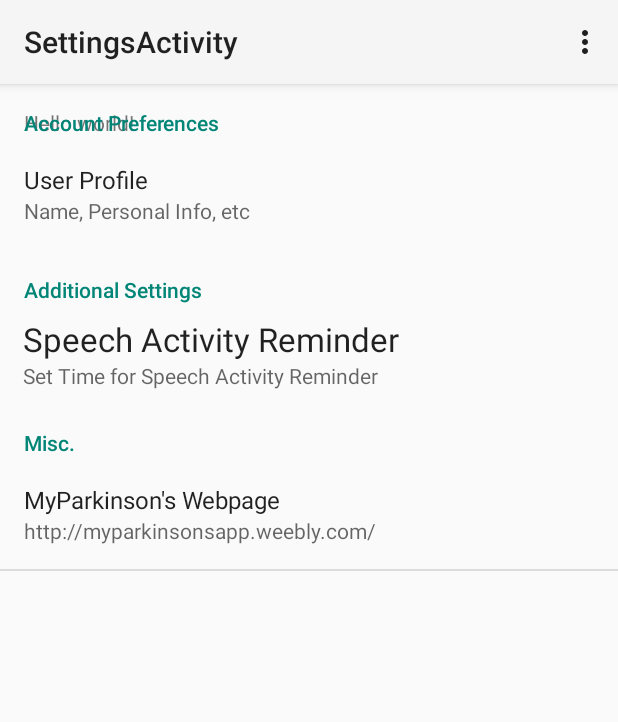
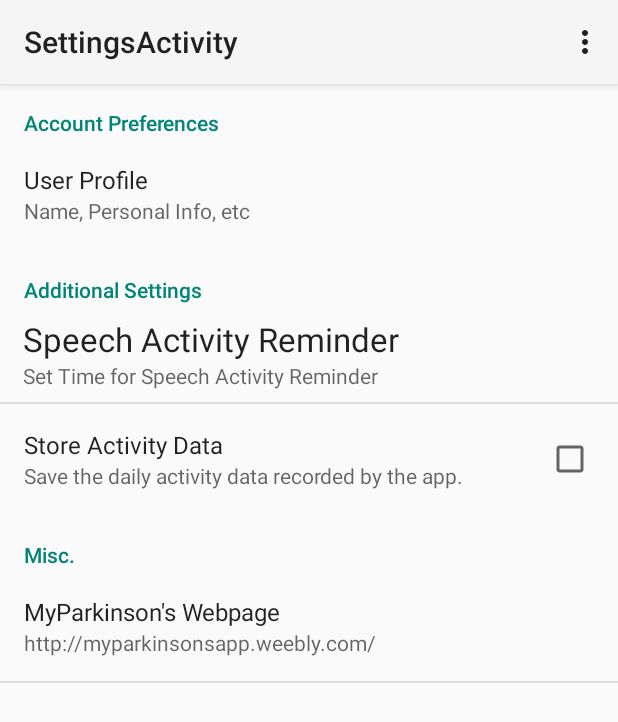
Before and after one commit to MJAlperin23/CS-65-App, an Android app: the SettingsActivity screen opened directly, with no data from a screen before it, after a tap on "User Profile", on a phone screen of 412 x 824 dp. Shown: the top 722 px of the screen. Run offline under Robolectric (Android 15) with nearby library versions, the phone set to English and light mode, and no system bars.

Commit message:
minor updates to settings activity

```diff
--- a/MyParkinsons/app/src/main/java/edu/dartmouth/cs/myparkinsons/SettingsActivity.java
+++ b/MyParkinsons/app/src/main/java/edu/dartmouth/cs/myparkinsons/SettingsActivity.java
@@ -1,10 +1,17 @@
 package edu.dartmouth.cs.myparkinsons;
 
 import android.app.Activity;
+import android.app.AlertDialog;
+import android.app.Dialog;
+import android.app.DialogFragment;
 import android.app.Fragment;
 import android.app.TimePickerDialog;
+import android.content.DialogInterface;
 import android.os.Bundle;
+import android.preference.Preference;
 import android.preference.PreferenceFragment;
+import android.preference.PreferenceScreen;
+import android.util.Log;
 import android.view.LayoutInflater;
 import android.view.Menu;
 import android.view.MenuItem;
@@ -21,6 +28,8 @@ public class SettingsActivity extends Activity {
         setContentView(R.layout.activity_settings);
         getFragmentManager().beginTransaction().replace(android.R.id.content,
                 new PrefsFragment()).commit();
+
+
     }
 
     public static class PrefsFragment extends PreferenceFragment {
@@ -31,11 +40,53 @@ public class SettingsActivity extends Activity {
 
             addPreferencesFromResource(R.xml.settings_preferences);
         }
+
+        @Override
+        public boolean onPreferenceTreeClick(PreferenceScreen preferenceScreen, Preference preference) {
+            return super.onPreferenceTreeClick(preferenceScreen, preference);
+        }
     }
 
-//    @Override
-//    public void onTimeSet(TimePicker view, int hourOfDay, int minute) {
+// attempts to make a confirm delete dialog.... so far unsucsessful
+//    public static void doPositiveClick() {
+//        // Do stuff here.
+//        Log.i("FragmentAlertDialog", "Positive click!");
+//    }
 //
+//    public static void doNegativeClick() {
+//        // Do stuff here.
+//        Log.i("FragmentAlertDialog", "Negative click!");
+//    }
+//
+//    public static class MyAlertDialogFragment extends DialogFragment {
+//
+//        public static MyAlertDialogFragment newInstance(int title) {
+//            MyAlertDialogFragment frag = new MyAlertDialogFragment();
+//            Bundle args = new Bundle();
+//            args.putInt("title", title);
+//            frag.setArguments(args);
+//            return frag;
+//        }
+//
+//        @Override
+//        public Dialog onCreateDialog(Bundle savedInstanceState) {
+//            int title = getArguments().getInt("title");
+//
+//            return new AlertDialog.Builder(getActivity()).setIcon(R.drawable.ic_launcher)
+//                    .setTitle(title)
+//                    .setPositiveButton(R.string.alert_dialog_delete,
+//                            new DialogInterface.OnClickListener() {
+//                                public void onClick(DialogInterface dialog, int whichButton) {
+//                                    doPositiveClick();
+//                                }
+//                            })
+//                    .setNegativeButton(R.string.alert_dialog_cancel,
+//                            new DialogInterface.OnClickListener() {
+//                                public void onClick(DialogInterface dialog, int whichButton) {
+//                                    doNegativeClick();
+//                                }
+//                            }).create();
+//        }
 //    }
 
     @Override
--- a/MyParkinsons/app/src/main/res/layout/activity_settings.xml
+++ b/MyParkinsons/app/src/main/res/layout/activity_settings.xml
@@ -6,7 +6,5 @@
     android:paddingBottom="@dimen/activity_vertical_margin"
     tools:context="edu.dartmouth.cs.myparkinsons.SettingsActivity">
 
-    <TextView android:text="@string/hello_world" android:layout_width="wrap_content"
-        android:layout_height="wrap_content" />
 
 </RelativeLayout>
--- a/MyParkinsons/app/src/main/res/values/strings.xml
+++ b/MyParkinsons/app/src/main/res/values/strings.xml
@@ -24,5 +24,16 @@
     <string name="pref_title">Speech Activity Reminder</string>
     <string name="newphrase">Generate a new phrase</string>
     <string name="title_activity_graph">GraphActivity</string>
+    <string name="alert_dialog_two_buttons_title">title</string>
+    <string name="alert_dialog_cancel">Cancel</string>
+    <string name="alert_dialog_ok">Ok</string>
+    <string name="alert_dialog_delete">Delete</string>
+    <string name="title_activity_dialog_helper">DialogHelper</string>
+    <string name="title_activity_dialogview">DialogView</string>
+    <string name="title_save_data">Store Activity Data</string>
+    <string name="summary_save_data">Save the daily activity data recorded by the app.</string>
+    <string name="title_child_preference">Delete All Data</string>
+    <string name="summary_child_preference">This should eventually launch a dialog fragment.</string>
+    <string name="comment_edittext_dialogtitlesettings">stuff</string>
 
 </resources>
--- a/MyParkinsons/app/src/main/res/xml/settings_preferences.xml
+++ b/MyParkinsons/app/src/main/res/xml/settings_preferences.xml
@@ -17,10 +17,18 @@
 
         <edu.dartmouth.cs.myparkinsons.TimePickerFragment
             android:key="prefKey"
-            android:summary="@string/pref_summary"
-            android:title="@string/pref_title" />
+            android:title="@string/pref_title"
+            android:summary="@string/pref_summary" />
+
+        <CheckBoxPreference
+            android:key="parent_checkbox_savedata"
+            android:title="@string/title_save_data"
+            android:summary="@string/summary_save_data" />
+
+
 
     </PreferenceCategory>
+
 
     <PreferenceCategory android:title="@string/misc_preference_title">
 
```
Also changed, not shown: MyParkinsons/app/src/main/AndroidManifest.xml (+10 -11 lines), MyParkinsons/app/src/main/res/menu/menu_dialog_helper.xml (added, +7 -0 lines).
